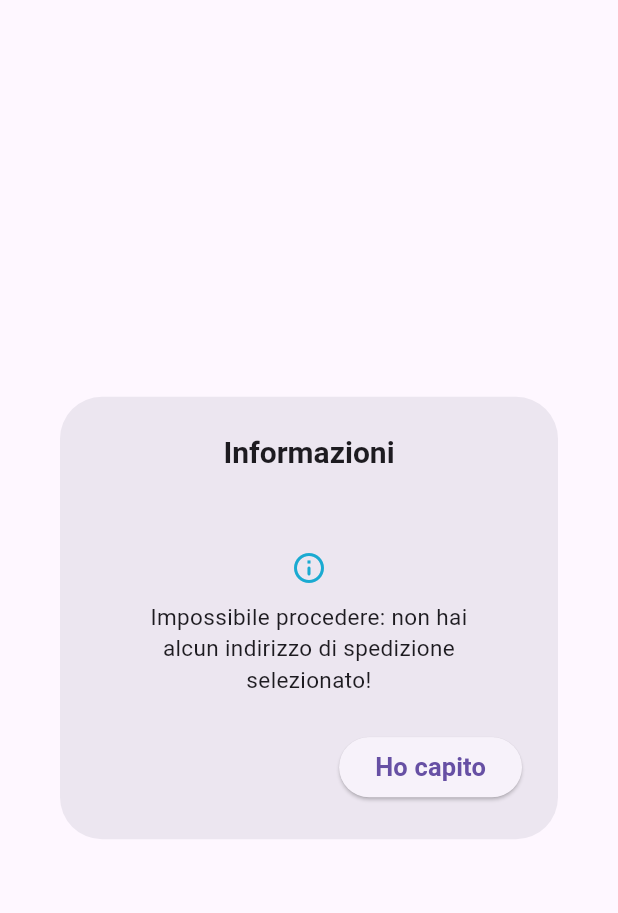
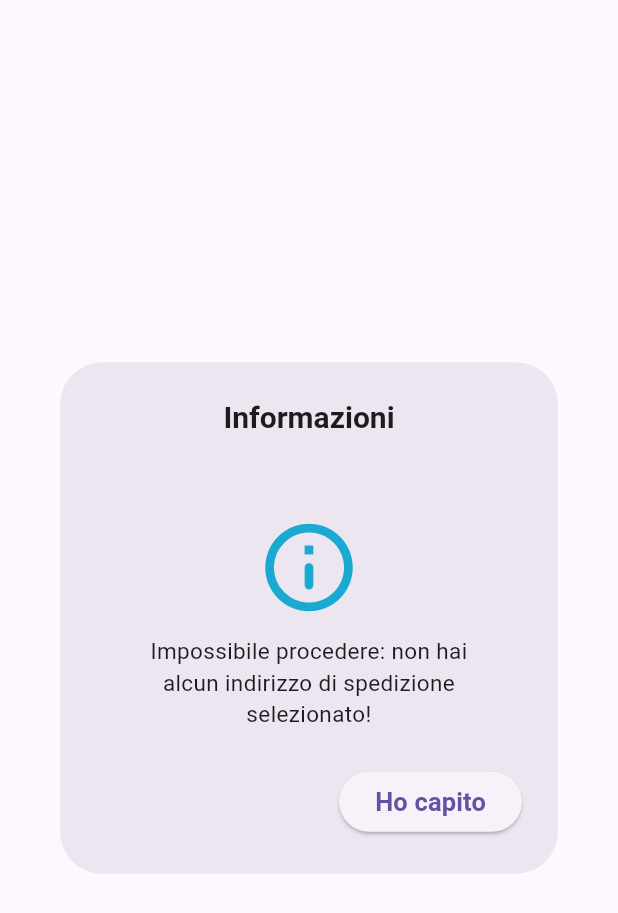
Before and after one commit to BLMando/Grocify_Flutter, a Flutter app: the CheckoutDialog widget shown alone on an empty page, opened directly, on a phone screen of 412 x 824 dp. Shown: the top 913 px of the screen. Run offline on Flutter 3.47's test engine with Material 3 defaults, Android fonts, the phone set to English and light mode, and no system bars; our stand-ins replace cloud_firestore, firebase_auth, firebase_core, floor, qr_flutter, sqflite; accounts and stored records are empty; generated files the repository leaves out were written again; network calls fail.

Commit message:
Corretta integrazione

```diff
--- a/lib/views/screens/cart.screen.dart
+++ b/lib/views/screens/cart.screen.dart
@@ -161,6 +161,7 @@ class CheckoutDialog extends StatelessWidget {
                 child: Icon(
                   Icons.info_outline_rounded,
                   color: AppColors.blueMedium,
+                  size: 70
                 )
               ),
 
--- a/lib/views/screens/order.success.screen.dart
+++ b/lib/views/screens/order.success.screen.dart
@@ -38,7 +38,7 @@ class OrderSuccessScreen extends StatelessWidget{
                       ),
                       const SizedBox(height: 40),
                       Image.asset(
-                        'assets/icon.png', // Make sure the image path is correct
+                        'assets/images/icon.png',
                         height: 160,
                         width: 160,
                       ),
```
